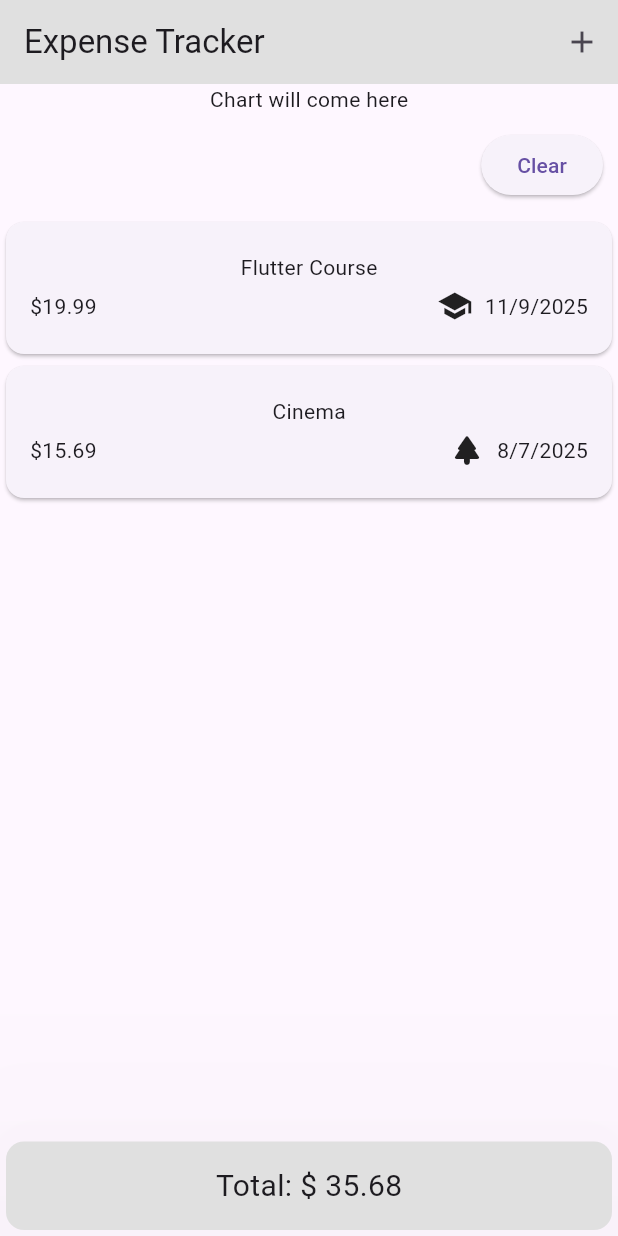
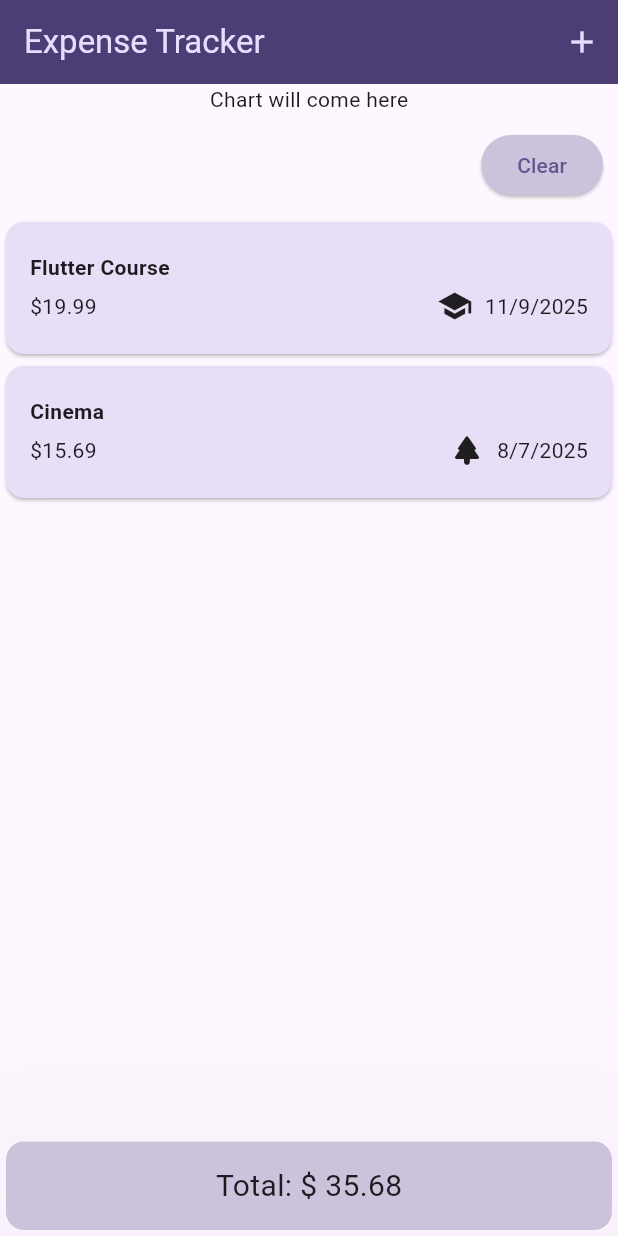
Before and after one commit to GuiReichert/Flutter_Expense_Tracker, a Flutter app: the screen it shows after launch, on a phone screen of 412 x 824 dp. Run offline on Flutter 3.47's test engine with Material 3 defaults, Android fonts, the phone set to English and light mode, and no system bars.

Commit message:
Setting Up App Theme

```diff
--- a/expense_tracker/lib/Custom Widgets/expenses_list.dart
+++ b/expense_tracker/lib/Custom Widgets/expenses_list.dart
@@ -1,5 +1,6 @@
 import 'package:expense_tracker/Models/expense_model.dart';
 import 'package:expense_tracker/Utils/Enums/expense_categories.dart';
+import 'package:expense_tracker/Utils/theme_data.dart';
 import 'package:flutter/material.dart';
 
 class ExpensesList extends StatelessWidget {
@@ -19,6 +20,20 @@ class ExpensesList extends StatelessWidget {
       itemBuilder: (context, index) => Dismissible(
         key: ValueKey(expenseItem(expensesList[index])),
         onDismissed: (direction) => {removeItem(expensesList[index])},
+        background: Container(
+          margin: EdgeInsets.symmetric(horizontal: 16, vertical: 5),
+          color: Theme.of(context).colorScheme.error.withValues(alpha: 0.85),
+          child: Row(
+            mainAxisAlignment: MainAxisAlignment.end,
+
+            children: [
+              Icon(Icons.delete),
+              SizedBox(
+                width: 10,
+              ),
+            ],
+          ),
+        ),
         child: expenseItem(expensesList[index]),
       ),
     );
@@ -29,8 +44,12 @@ class ExpensesList extends StatelessWidget {
       child: Padding(
         padding: const EdgeInsets.symmetric(vertical: 20, horizontal: 16),
         child: Column(
+          crossAxisAlignment: CrossAxisAlignment.start,
           children: [
-            Text(expense.title),
+            Text(
+              expense.title,
+              style: kTextTheme.titleLarge?.copyWith(fontSize: 14),
+            ),
             SizedBox(height: 4),
             Row(
               children: [
--- /dev/null
+++ b/expense_tracker/lib/Utils/theme_data.dart
@@ -0,0 +1,22 @@
+import 'package:flutter/material.dart';
+
+var kColorScheme = ColorScheme.fromSeed(
+  seedColor: Color.fromARGB(255, 96, 59, 181),
+);
+
+var kcardTheme = CardThemeData().copyWith(
+  color: kColorScheme.secondaryContainer,
+);
+
+var kElevatedButtonTheme = ElevatedButtonThemeData(
+  style: ElevatedButton.styleFrom(
+    backgroundColor: kColorScheme.secondaryFixedDim,
+  ),
+);
+
+var kTextTheme = TextTheme().copyWith(
+  titleLarge: ThemeData().textTheme.titleLarge?.copyWith(
+    fontWeight: FontWeight.bold,
+    fontSize: 20,
+  ),
+);
--- a/expense_tracker/lib/views/expenses.dart
+++ b/expense_tracker/lib/views/expenses.dart
@@ -1,9 +1,8 @@
-import 'dart:ffi';
-
 import 'package:expense_tracker/Custom%20Widgets/new_expense.dart';
 import 'package:expense_tracker/Dummy%20Data/expense_list.dart';
 import 'package:expense_tracker/Models/expense_model.dart';
 import 'package:expense_tracker/Custom%20Widgets/expenses_list.dart';
+import 'package:expense_tracker/Utils/theme_data.dart';
 import 'package:flutter/material.dart';
 
 class Expenses extends StatefulWidget {
@@ -24,7 +23,6 @@ class _ExpensesState extends State<Expenses> {
     return Scaffold(
       appBar: AppBar(
         title: Text('Expense Tracker'),
-        backgroundColor: Colors.grey[300],
         actions: [
           IconButton(onPressed: _openAddExpenseOverlay, icon: Icon(Icons.add)),
         ],
@@ -56,7 +54,7 @@ class _ExpensesState extends State<Expenses> {
           ),
           Spacer(),
           Card(
-            color: Colors.grey[300],
+            color: kColorScheme.secondaryFixedDim,
             elevation: 200,
             child: Padding(
               padding: EdgeInsets.symmetric(horizontal: 0, vertical: 15),
```
Also changed, not shown: expense_tracker/lib/main.dart (+10 -1 lines).
